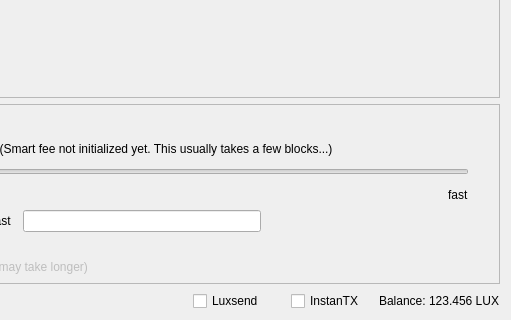
The window that src/qt/forms/sendcoinsdialog.ui (LUX-Core/lux) describes before a commit, drawn with Qt 5; both pictures show x 339 to 850 and y 290 to 610 of the 850 by 610 pixel window.
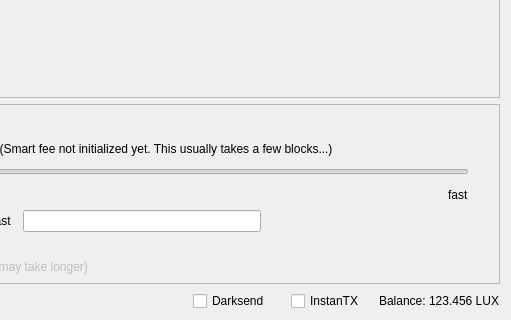
The same window after the commit. Icons and pictures are not drawn. Custom widgets are drawn as their Qt base class.

Commit message: Refactoring - obfuscation to darksend for better reveals its purpose

The edit to the form file:
```diff
--- a/src/qt/forms/sendcoinsdialog.ui
+++ b/src/qt/forms/sendcoinsdialog.ui
@@ -1402,7 +1402,7 @@
           </size>
          </property>
          <property name="text">
-          <string>Luxsend</string>
+          <string>Darksend</string>
          </property>
          <property name="checked">
           <bool>false</bool>
```
Left out of the diff: 2 changed lines with no effect on the pictures. The commit also changes 62 other files.
